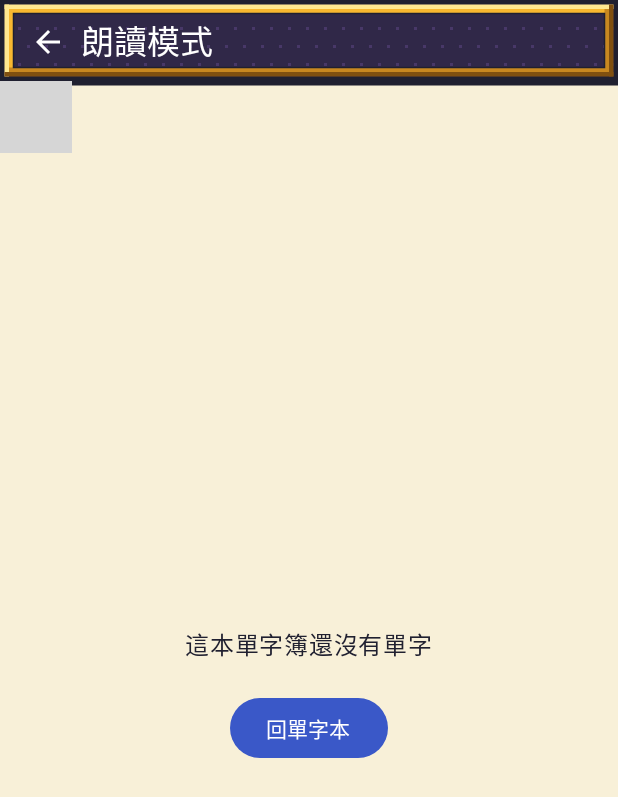
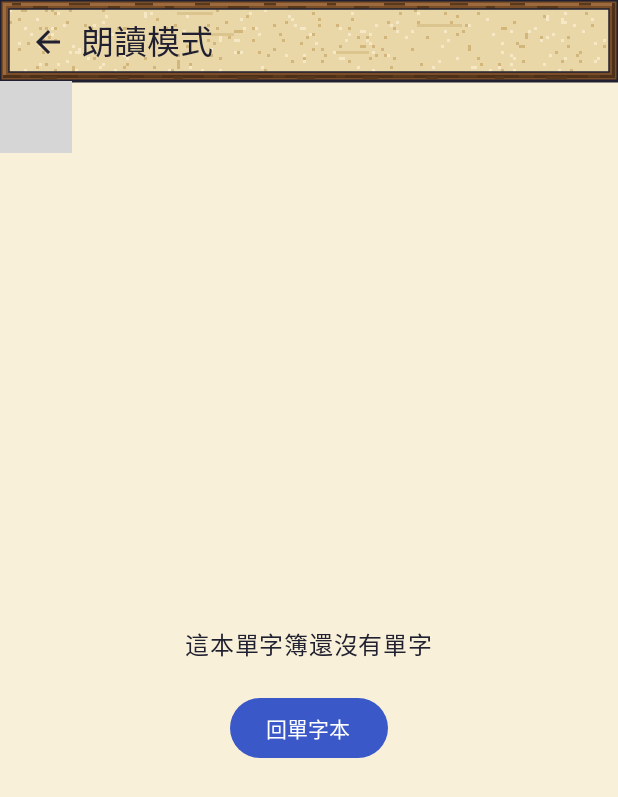
Before and after one commit to casperlee-nics/wordsnap, an Android app built with Jetpack Compose: the composable ListenScreen shown on its own in the app's theme, on a phone screen of 412 x 824 dp. Shown: the top 797 px of the screen. Run offline under Robolectric (Android 15) with nearby library versions, the phone set to English and light mode, and no system bars; our stand-ins replace Room's generated code; libraries missing offline, so code that uses them is left out: com.google.mlkit.common, com.google.mlkit.nl, kotlinx.coroutines.tasks; Roboto replaces fonts that are not available here; 3 statements that could not run were skipped; grey boxes are pictures that could not be loaded.

Commit message:
v0.80: company splash, parchment headers with dark wood frame, toolbar fix
- Word-list toolbar buttons use less text padding so 加單字 fits
- PixelHeader and dialog window titles use parchment with dark text;
  header frame is a thinner dark-wood bevel; window close button is retro
- Make It Fun Studio splash animation (layered PNGs + chime) before the
  game starts

Co-Authored-By: Claude Opus 5.5 (1M context) <noreply@anthropic.com>
Claude-Session: https://claude.ai/code/session_01UHPWYjss25HY1etdrvfvCE

```diff
--- a/app/build.gradle.kts
+++ b/app/build.gradle.kts
@@ -13,8 +13,8 @@ android {
         applicationId = "com.wordsnap.app"
         minSdk = 26
         targetSdk = 35
-        versionCode = 24
-        versionName = "0.79"
+        versionCode = 25
+        versionName = "0.80"
     }
 
     buildTypes {
--- a/app/src/main/java/com/wordsnap/app/ui/PixelWindow.kt
+++ b/app/src/main/java/com/wordsnap/app/ui/PixelWindow.kt
@@ -1,7 +1,6 @@
 package com.wordsnap.app.ui
 
 import androidx.compose.foundation.Canvas
-import androidx.compose.foundation.background
 import androidx.compose.foundation.clickable
 import androidx.compose.foundation.interaction.MutableInteractionSource
 import androidx.compose.foundation.interaction.collectIsPressedAsState
@@ -64,27 +63,27 @@ import com.wordsnap.app.ui.theme.PixelInk
 import com.wordsnap.app.ui.theme.PixelPaper
 import com.wordsnap.app.ui.theme.PixelWhite
 
-// 戰鬥、朗讀、複習畫面上方的標題：深色點點底加上像素風的雙線金框，和下方場景連在一起
+// 戰鬥、朗讀、複習畫面上方的標題：羊皮紙底、黑字，外面一圈深色木紋框
 @OptIn(ExperimentalMaterial3Api::class)
 @Composable
 fun PixelHeader(title: String, onBack: () -> Unit, backDescription: String = "返回") {
     Box(
         Modifier
             .fillMaxWidth()
-            .background(WindowTitleDark)
+            .parchment()
             .windowInsetsPadding(TopAppBarDefaults.windowInsets),
     ) {
-        Canvas(Modifier.matchParentSize()) { drawHeaderBevel() }
+        Canvas(Modifier.matchParentSize()) { drawWoodFrame() }
         Row(
             Modifier.fillMaxWidth().height(54.dp).padding(horizontal = 12.dp),
             verticalAlignment = Alignment.CenterVertically,
         ) {
             IconButton(onClick = onBack, modifier = Modifier.size(38.dp)) {
-                Icon(Icons.AutoMirrored.Filled.ArrowBack, contentDescription = backDescription, tint = Color.White)
+                Icon(Icons.AutoMirrored.Filled.ArrowBack, contentDescription = backDescription, tint = PixelInk)
             }
             Text(
                 title,
-                color = Color.White,
+                color = PixelInk,
                 style = MaterialTheme.typography.titleLarge,
                 maxLines = 1,
                 overflow = TextOverflow.Ellipsis,
@@ -131,30 +130,16 @@ fun PixelWindowDialog(
 // 有像素外框的小按鈕，像遊戲選單裡的「▶ 關閉」
 @Composable
 fun PixelWindowButton(label: String, onClick: () -> Unit) {
-    Box(
-        Modifier
-            .clickable(onClick = onClick)
-            .drawBehind {
-                val px = 2.dp.toPx()
-                drawRect(WindowTitleDark, Offset(px, px), Size(size.width - px * 2, size.height - px * 2))
-                drawRect(PixelGold, Offset(px, px), Size(size.width - px * 2, size.height - px * 2), style = Stroke(px))
-            }
-            .padding(horizontal = 16.dp, vertical = 8.dp),
-    ) {
-        Text("▶ $label", color = Color.White, style = MaterialTheme.typography.bodyMedium)
-    }
+    RetroButton("▶ $label", onClick, textStyle = MaterialTheme.typography.bodyMedium)
 }
 
 @Composable
 private fun WindowTitle(title: String) {
-    Box(Modifier.fillMaxWidth(), contentAlignment = Alignment.Center) {
-        Canvas(Modifier.matchParentSize()) {
-            drawRect(WindowTitleDark)
-            drawHeaderPanel()
-        }
+    // 視窗標題也是羊皮紙底、黑字
+    Box(Modifier.fillMaxWidth().parchment(), contentAlignment = Alignment.Center) {
         Text(
             title,
-            color = Color.White,
+            color = PixelInk,
             style = MaterialTheme.typography.titleMedium,
             textAlign = TextAlign.Center,
             modifier = Modifier.padding(vertical = 10.dp, horizontal = 16.dp),
@@ -162,54 +147,42 @@ private fun WindowTitle(title: String) {
     }
 }
 
-// 深色底上的小點點花紋，外面只有一圈金色（不要框內框）
-private fun DrawScope.drawHeaderPanel() {
+
+// 標題列的深色木紋框：外圈黑線、木頭本體（左上稍亮、右下稍暗，中間有木紋），內圈細黑線
+private fun DrawScope.drawWoodFrame() {
     val px = 2.dp.toPx()
-    var y = px * 3
-    while (y < size.height) {
-        var x = px * 3 + if (((y / (px * 6)).toInt()) % 2 == 0) 0f else px * 3
-        while (x < size.width) {
-            drawRect(WindowTitleDot, Offset(x, y), Size(px, px))
-            x += px * 6
-        }
-        y += px * 6
+    val w = size.width
+    val h = size.height
+    val band = px * 3
+    // 木頭本體
+    drawRect(WoodMid, Offset.Zero, Size(w, band))
+    drawRect(WoodMid, Offset(0f, h - band), Size(w, band))
+    drawRect(WoodMid, Offset.Zero, Size(band, h))
+    drawRect(WoodMid, Offset(w - band, 0f), Size(band, h))
+    // 左上亮、右下暗，看起來有一點立體
+    drawRect(WoodLight, Offset(px, px), Size(w - px * 2, px))
+    drawRect(WoodLight, Offset(px, px), Size(px, h - px * 2))
+    drawRect(WoodDark, Offset(px, h - px * 2), Size(w - px * 2, px))
+    drawRect(WoodDark, Offset(w - px * 2, px), Size(px, h - px * 2))
+    // 木紋：上下兩條邊上斷斷續續的深色短線
+    var x = px * 4
+    var k = 0
+    while (x < w - px * 8) {
+        val len = px * (3 + (k * 7) % 5)
+        drawRect(WoodGrain, Offset(x, if (k % 2 == 0) px else px * 2), Size(len, px * 0.5f + 1f))
+        drawRect(WoodGrain, Offset(x + px * 3, h - band + if (k % 2 == 0) px else px * 1.5f), Size(len, px * 0.5f + 1f))
+        x += len + px * (4 + (k * 3) % 4)
+        k++
     }
-    drawRect(PixelGold, Offset(px, px), Size(size.width - px * 2, size.height - px * 2), style = Stroke(px))
+    // 外圈和內圈黑線
+    drawRect(PixelInk, Offset.Zero, Size(w, h), style = Stroke(px))
+    drawRect(PixelInk, Offset(band, band), Size(w - band * 2, h - band * 2), style = Stroke(1.dp.toPx()))
 }
 
-// 戰鬥、朗讀、複習的標題列：點點花紋＋粗的立體金框（左上亮、右下暗，像浮起來的金屬邊），只有一層
-private fun DrawScope.drawHeaderBevel() {
-    val dot = 2.dp.toPx()
-    var y = dot * 3
-    while (y < size.height) {
-        var x = dot * 3 + if (((y / (dot * 6)).toInt()) % 2 == 0) 0f else dot * 3
-        while (x < size.width) {
-            drawRect(WindowTitleDot, Offset(x, y), Size(dot, dot))
-            x += dot * 6
-        }
-        y += dot * 6
-    }
-    val px = 3.dp.toPx()
-    val w = size.width
-    val h = size.height
-    // 最外圈黑線
-    drawRect(PixelInk, Offset.Zero, Size(w, h), style = Stroke(px * 2))
-    // 金色粗邊：上、左亮金，下、右暗金
-    drawRect(BevelLight, Offset(px, px), Size(w - px * 2, px))
-    drawRect(BevelLight, Offset(px, px), Size(px, h - px * 2))
-    drawRect(BevelDark, Offset(px, h - px * 2), Size(w - px * 2, px))
-    drawRect(BevelDark, Offset(w - px * 2, px), Size(px, h - px * 2))
-    drawRect(PixelGold, Offset(px * 2, px * 2), Size(w - px * 4, px))
-    drawRect(PixelGold, Offset(px * 2, px * 2), Size(px, h - px * 4))
-    drawRect(BevelMid, Offset(px * 2, h - px * 3), Size(w - px * 4, px))
-    drawRect(BevelMid, Offset(w - px * 3, px * 2), Size(px, h - px * 4))
-    // 內側一條黑線，讓金邊浮起來
-    drawRect(PixelInk, Offset(px * 3, px * 3), Size(w - px * 6, h - px * 6), style = Stroke(1.dp.toPx()))
-}
-
-private val BevelLight = Color(0xFFFFE890)
-private val BevelMid = Color(0xFFC88820)
-private val BevelDark = Color(0xFF805010)
+private val WoodLight = Color(0xFF9C6A3C)
+private val WoodMid = Color(0xFF7A4E28)
+private val WoodDark = Color(0xFF4E3018)
+private val WoodGrain = Color(0xFF5A381C)
 
 // 像素視窗外框，主畫面選單也用這個
 fun Modifier.pixelWindowFrame(): Modifier = pixelFrame(PixelPaper)
@@ -299,8 +272,6 @@ fun PixelOutlinedButton(
     )
 }
 
-private val WindowTitleDark = Color(0xFF302848)
-private val WindowTitleDot = Color(0xFF483868)
 
 // 復古按鈕（主畫面選單、單字簿下方工具列）：復古的黃褐色像素方塊，左上亮邊、右下暗邊加上影子，看起來微微浮起；按下去會往下沉
 @Composable
@@ -310,6 +281,8 @@ fun RetroButton(
     modifier: Modifier = Modifier,
     enabled: Boolean = true,
     textStyle: TextStyle = MaterialTheme.typography.titleMedium,
+    // 文字左右留白；下方工具列一排四顆比較窄，要留少一點
+    textPadding: Dp = 12.dp,
 ) {
     RetroButtonFrame(onClick, modifier, enabled) { lift ->
         Text(
@@ -318,7 +291,7 @@ fun RetroButton(
             style = textStyle,
             maxLines = 1,
             overflow = TextOverflow.Ellipsis,
-            modifier = Modifier.offset(x = 1.5.dp - lift, y = 1.5.dp - lift).padding(horizontal = 12.dp),
+            modifier = Modifier.offset(x = 1.5.dp - lift, y = 1.5.dp - lift).padding(horizontal = textPadding),
         )
     }
 }
```
Also changed, not shown: app/src/main/java/com/wordsnap/app/MainActivity.kt (+6 -1 lines), app/src/main/java/com/wordsnap/app/ui/CompanySplash.kt (added, +133 -0 lines), app/src/main/java/com/wordsnap/app/ui/WordListScreen.kt (+4 -4 lines), app/src/main/res/drawable-nodpi/splash_back.png (added), app/src/main/res/drawable-nodpi/splash_front.png (added), app/src/main/res/drawable-nodpi/splash_sparks.png (added), app/src/main/res/drawable-nodpi/splash_star.png (added), app/src/main/res/drawable-nodpi/splash_text.png (added), 2 other files.
